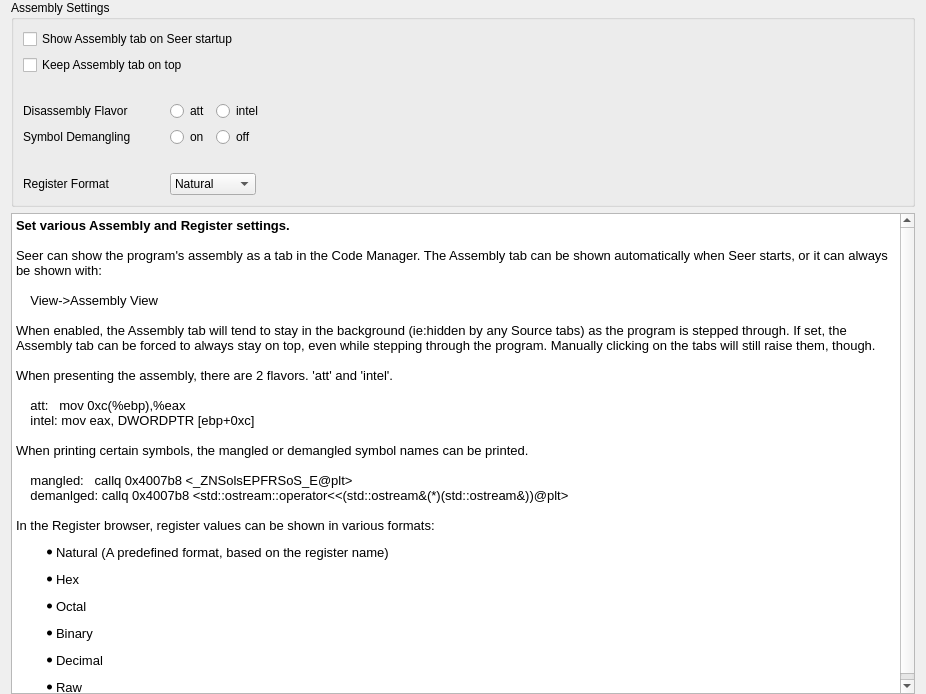
First picture: the form in src/SeerAssemblyConfigPage.ui, repository epasveer/seer, before the edit.
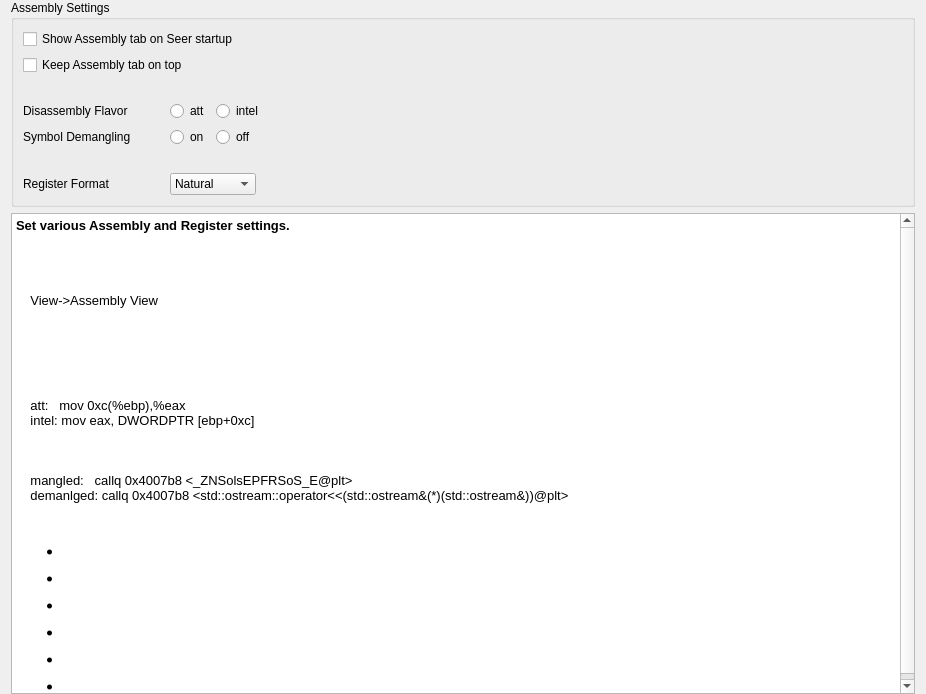
Second picture: the form after the edit.

Commit message: Try color change again.

```diff
--- a/src/SeerAssemblyConfigPage.ui
+++ b/src/SeerAssemblyConfigPage.ui
@@ -301,27 +301,27 @@
 &lt;/style&gt;&lt;/head&gt;&lt;body style=&quot; font-family:'Noto Sans'; font-size:10pt; font-weight:400; font-style:normal;&quot;&gt;
 &lt;p style=&quot; margin-top:0px; margin-bottom:0px; margin-left:0px; margin-right:0px; -qt-block-indent:0; text-indent:0px;&quot;&gt;&lt;span style=&quot; font-weight:600;&quot;&gt;Set various Assembly and Register settings.&lt;/span&gt;&lt;/p&gt;
 &lt;p style=&quot;-qt-paragraph-type:empty; margin-top:0px; margin-bottom:0px; margin-left:0px; margin-right:0px; -qt-block-indent:0; text-indent:0px;&quot;&gt;&lt;br /&gt;&lt;/p&gt;
-&lt;p style=&quot; margin-top:0px; margin-bottom:0px; margin-left:0px; margin-right:0px; -qt-block-indent:0; text-indent:0px;&quot;&gt;&lt;span style=&quot; color:#000000; background-color:transparent;&quot;&gt;Seer can show the program's assembly as a tab in the Code Manager. The Assembly tab can be shown automatically when Seer starts, or it can always be shown with:&lt;/span&gt;&lt;/p&gt;
-&lt;p style=&quot;-qt-paragraph-type:empty; margin-top:0px; margin-bottom:0px; margin-left:0px; margin-right:0px; -qt-block-indent:0; text-indent:0px; color:#000000;&quot;&gt;&lt;br /&gt;&lt;/p&gt;
+&lt;p style=&quot; margin-top:0px; margin-bottom:0px; margin-left:0px; margin-right:0px; -qt-block-indent:0; text-indent:0px;&quot;&gt;&lt;span style=&quot; color:#ffffff; background-color:transparent;&quot;&gt;Seer can show the program's assembly as a tab in the Code Manager. The Assembly tab can be shown automatically when Seer starts, or it can always be shown with:&lt;/span&gt;&lt;/p&gt;
+&lt;p style=&quot;-qt-paragraph-type:empty; margin-top:0px; margin-bottom:0px; margin-left:0px; margin-right:0px; -qt-block-indent:0; text-indent:0px; color:#ffffff;&quot;&gt;&lt;br /&gt;&lt;/p&gt;
 &lt;p style=&quot; margin-top:0px; margin-bottom:0px; margin-left:0px; margin-right:0px; -qt-block-indent:0; text-indent:0px;&quot;&gt;&lt;span style=&quot; font-family:'Monospace';&quot;&gt;    View-&amp;gt;Assembly View&lt;/span&gt;&lt;/p&gt;
 &lt;p style=&quot;-qt-paragraph-type:empty; margin-top:0px; margin-bottom:0px; margin-left:0px; margin-right:0px; -qt-block-indent:0; text-indent:0px; font-family:'Monospace';&quot;&gt;&lt;br /&gt;&lt;/p&gt;
-&lt;p style=&quot; margin-top:0px; margin-bottom:0px; margin-left:0px; margin-right:0px; -qt-block-indent:0; text-indent:0px;&quot;&gt;&lt;span style=&quot; color:#000000; background-color:transparent;&quot;&gt;When enabled, the Assembly tab will tend to stay in the background (ie:hidden by any Source tabs) as the program is stepped through. If set, the Assembly tab can be forced to always stay on top, even while stepping through the program. Manually clicking on the tabs will still raise them, though.&lt;/span&gt;&lt;/p&gt;
-&lt;p style=&quot;-qt-paragraph-type:empty; margin-top:0px; margin-bottom:0px; margin-left:0px; margin-right:0px; -qt-block-indent:0; text-indent:0px; color:#000000;&quot;&gt;&lt;br /&gt;&lt;/p&gt;
-&lt;p style=&quot; margin-top:0px; margin-bottom:0px; margin-left:0px; margin-right:0px; -qt-block-indent:0; text-indent:0px;&quot;&gt;&lt;span style=&quot; color:#000000; background-color:transparent;&quot;&gt;When presenting the assembly, there are 2 flavors. 'att' and 'intel'.&lt;/span&gt;&lt;/p&gt;
-&lt;p style=&quot;-qt-paragraph-type:empty; margin-top:0px; margin-bottom:0px; margin-left:0px; margin-right:0px; -qt-block-indent:0; text-indent:0px; color:#000000;&quot;&gt;&lt;br /&gt;&lt;/p&gt;
+&lt;p style=&quot; margin-top:0px; margin-bottom:0px; margin-left:0px; margin-right:0px; -qt-block-indent:0; text-indent:0px;&quot;&gt;&lt;span style=&quot; color:#ffffff; background-color:transparent;&quot;&gt;When enabled, the Assembly tab will tend to stay in the background (ie:hidden by any Source tabs) as the program is stepped through. If set, the Assembly tab can be forced to always stay on top, even while stepping through the program. Manually clicking on the tabs will still raise them, though.&lt;/span&gt;&lt;/p&gt;
+&lt;p style=&quot;-qt-paragraph-type:empty; margin-top:0px; margin-bottom:0px; margin-left:0px; margin-right:0px; -qt-block-indent:0; text-indent:0px; color:#ffffff;&quot;&gt;&lt;br /&gt;&lt;/p&gt;
+&lt;p style=&quot; margin-top:0px; margin-bottom:0px; margin-left:0px; margin-right:0px; -qt-block-indent:0; text-indent:0px;&quot;&gt;&lt;span style=&quot; color:#ffffff; background-color:transparent;&quot;&gt;When presenting the assembly, there are 2 flavors. 'att' and 'intel'.&lt;/span&gt;&lt;/p&gt;
+&lt;p style=&quot;-qt-paragraph-type:empty; margin-top:0px; margin-bottom:0px; margin-left:0px; margin-right:0px; -qt-block-indent:0; text-indent:0px; color:#ffffff;&quot;&gt;&lt;br /&gt;&lt;/p&gt;
 &lt;p style=&quot; margin-top:0px; margin-bottom:0px; margin-left:0px; margin-right:0px; -qt-block-indent:0; text-indent:0px;&quot;&gt;&lt;span style=&quot; font-family:'Monospace';&quot;&gt;    att:   mov 0xc(%ebp),%eax&lt;br /&gt;    intel: mov eax, DWORDPTR [ebp+0xc]&lt;/span&gt;&lt;/p&gt;
 &lt;p style=&quot;-qt-paragraph-type:empty; margin-top:0px; margin-bottom:0px; margin-left:0px; margin-right:0px; -qt-block-indent:0; text-indent:0px; font-family:'Monospace';&quot;&gt;&lt;br /&gt;&lt;/p&gt;
-&lt;p style=&quot; margin-top:0px; margin-bottom:0px; margin-left:0px; margin-right:0px; -qt-block-indent:0; text-indent:0px;&quot;&gt;&lt;span style=&quot; color:#000000; background-color:transparent;&quot;&gt;When printing certain symbols, the mangled or demangled symbol names can be printed.&lt;/span&gt;&lt;/p&gt;
-&lt;p style=&quot;-qt-paragraph-type:empty; margin-top:0px; margin-bottom:0px; margin-left:0px; margin-right:0px; -qt-block-indent:0; text-indent:0px; color:#000000;&quot;&gt;&lt;br /&gt;&lt;/p&gt;
+&lt;p style=&quot; margin-top:0px; margin-bottom:0px; margin-left:0px; margin-right:0px; -qt-block-indent:0; text-indent:0px;&quot;&gt;&lt;span style=&quot; color:#ffffff; background-color:transparent;&quot;&gt;When printing certain symbols, the mangled or demangled symbol names can be printed.&lt;/span&gt;&lt;/p&gt;
+&lt;p style=&quot;-qt-paragraph-type:empty; margin-top:0px; margin-bottom:0px; margin-left:0px; margin-right:0px; -qt-block-indent:0; text-indent:0px; color:#ffffff;&quot;&gt;&lt;br /&gt;&lt;/p&gt;
 &lt;p style=&quot; margin-top:0px; margin-bottom:0px; margin-left:0px; margin-right:0px; -qt-block-indent:0; text-indent:0px;&quot;&gt;&lt;span style=&quot; font-family:'Monospace';&quot;&gt;    mangled:   callq 0x4007b8 &amp;lt;_ZNSolsEPFRSoS_E@plt&amp;gt;&lt;br /&gt;    demanlged: callq 0x4007b8 &amp;lt;std::ostream::operator&amp;lt;&amp;lt;(std::ostream&amp;amp;(*)(std::ostream&amp;amp;))@plt&amp;gt;&lt;/span&gt;&lt;/p&gt;
 &lt;p style=&quot;-qt-paragraph-type:empty; margin-top:0px; margin-bottom:0px; margin-left:0px; margin-right:0px; -qt-block-indent:0; text-indent:0px; font-family:'Monospace';&quot;&gt;&lt;br /&gt;&lt;/p&gt;
-&lt;p style=&quot; margin-top:0px; margin-bottom:0px; margin-left:0px; margin-right:0px; -qt-block-indent:0; text-indent:0px;&quot;&gt;&lt;span style=&quot; color:#000000; background-color:transparent;&quot;&gt;In the Register browser, register values can be shown in various formats:&lt;/span&gt;&lt;/p&gt;
-&lt;ul style=&quot;margin-top: 0px; margin-bottom: 0px; margin-left: 0px; margin-right: 0px; -qt-list-indent: 1;&quot;&gt;&lt;li style=&quot;&quot; style=&quot; margin-top:12px; margin-bottom:12px; margin-left:0px; margin-right:0px; -qt-block-indent:0; text-indent:0px;&quot;&gt;&lt;span style=&quot; color:#000000; background-color:transparent;&quot;&gt;Natural (A predefined format, based on the register name)&lt;/span&gt;&lt;/li&gt;
-&lt;li style=&quot; color:#000000; background-color:transparent;&quot; style=&quot; margin-top:12px; margin-bottom:12px; margin-left:0px; margin-right:0px; -qt-block-indent:0; text-indent:0px;&quot;&gt;Hex&lt;/li&gt;
-&lt;li style=&quot; color:#000000; background-color:transparent;&quot; style=&quot; margin-top:12px; margin-bottom:12px; margin-left:0px; margin-right:0px; -qt-block-indent:0; text-indent:0px;&quot;&gt;Octal&lt;/li&gt;
-&lt;li style=&quot; color:#000000; background-color:transparent;&quot; style=&quot; margin-top:12px; margin-bottom:12px; margin-left:0px; margin-right:0px; -qt-block-indent:0; text-indent:0px;&quot;&gt;Binary&lt;/li&gt;
-&lt;li style=&quot; color:#000000; background-color:transparent;&quot; style=&quot; margin-top:12px; margin-bottom:12px; margin-left:0px; margin-right:0px; -qt-block-indent:0; text-indent:0px;&quot;&gt;Decimal&lt;/li&gt;
-&lt;li style=&quot; color:#000000; background-color:transparent;&quot; style=&quot; margin-top:12px; margin-bottom:12px; margin-left:0px; margin-right:0px; -qt-block-indent:0; text-indent:0px;&quot;&gt;Raw&lt;/li&gt;&lt;/ul&gt;&lt;/body&gt;&lt;/html&gt;</string>
+&lt;p style=&quot; margin-top:0px; margin-bottom:0px; margin-left:0px; margin-right:0px; -qt-block-indent:0; text-indent:0px;&quot;&gt;&lt;span style=&quot; color:#ffffff; background-color:transparent;&quot;&gt;In the Register browser, register values can be shown in various formats:&lt;/span&gt;&lt;/p&gt;
+&lt;ul style=&quot;margin-top: 0px; margin-bottom: 0px; margin-left: 0px; margin-right: 0px; -qt-list-indent: 1;&quot;&gt;&lt;li style=&quot; color:#ffffff;&quot; style=&quot; margin-top:12px; margin-bottom:12px; margin-left:0px; margin-right:0px; -qt-block-indent:0; text-indent:0px;&quot;&gt;&lt;span style=&quot; background-color:transparent;&quot;&gt;Natural (A predefined format, based on the register name)&lt;/span&gt;&lt;/li&gt;
+&lt;li style=&quot; color:#ffffff; background-color:transparent;&quot; style=&quot; margin-top:12px; margin-bottom:12px; margin-left:0px; margin-right:0px; -qt-block-indent:0; text-indent:0px;&quot;&gt;Hex&lt;/li&gt;
+&lt;li style=&quot; color:#ffffff; background-color:transparent;&quot; style=&quot; margin-top:12px; margin-bottom:12px; margin-left:0px; margin-right:0px; -qt-block-indent:0; text-indent:0px;&quot;&gt;Octal&lt;/li&gt;
+&lt;li style=&quot; color:#ffffff; background-color:transparent;&quot; style=&quot; margin-top:12px; margin-bottom:12px; margin-left:0px; margin-right:0px; -qt-block-indent:0; text-indent:0px;&quot;&gt;Binary&lt;/li&gt;
+&lt;li style=&quot; color:#ffffff; background-color:transparent;&quot; style=&quot; margin-top:12px; margin-bottom:12px; margin-left:0px; margin-right:0px; -qt-block-indent:0; text-indent:0px;&quot;&gt;Decimal&lt;/li&gt;
+&lt;li style=&quot; color:#ffffff; background-color:transparent;&quot; style=&quot; margin-top:12px; margin-bottom:12px; margin-left:0px; margin-right:0px; -qt-block-indent:0; text-indent:0px;&quot;&gt;Raw&lt;/li&gt;&lt;/ul&gt;&lt;/body&gt;&lt;/html&gt;</string>
      </property>
     </widget>
    </item>
```
